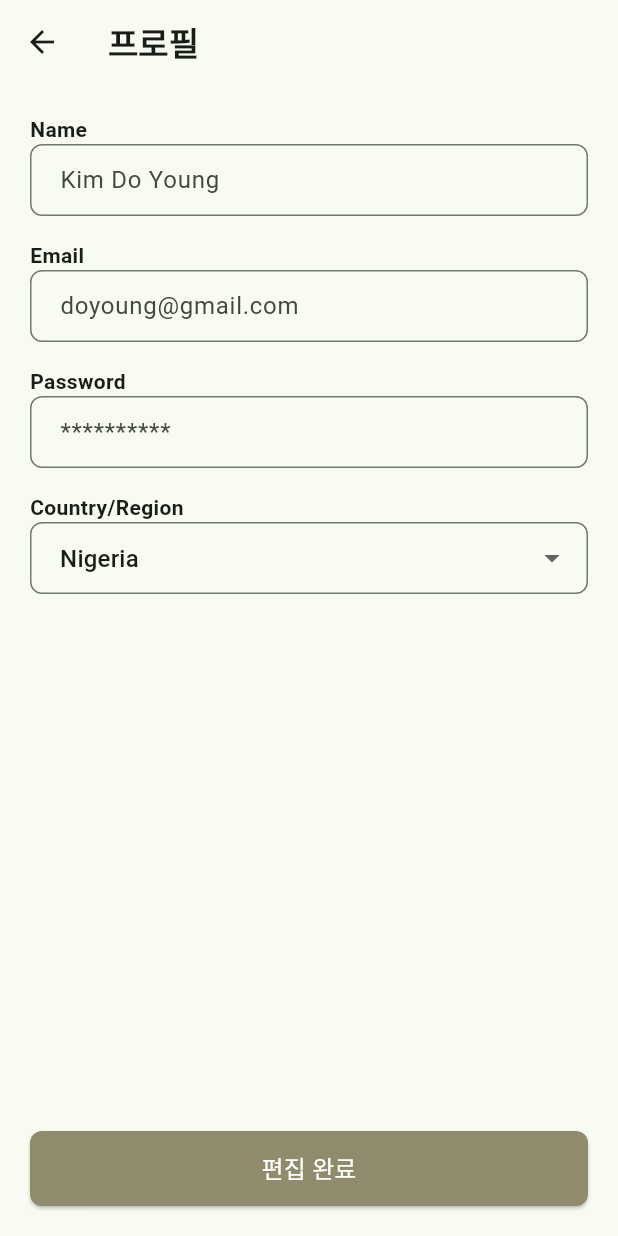
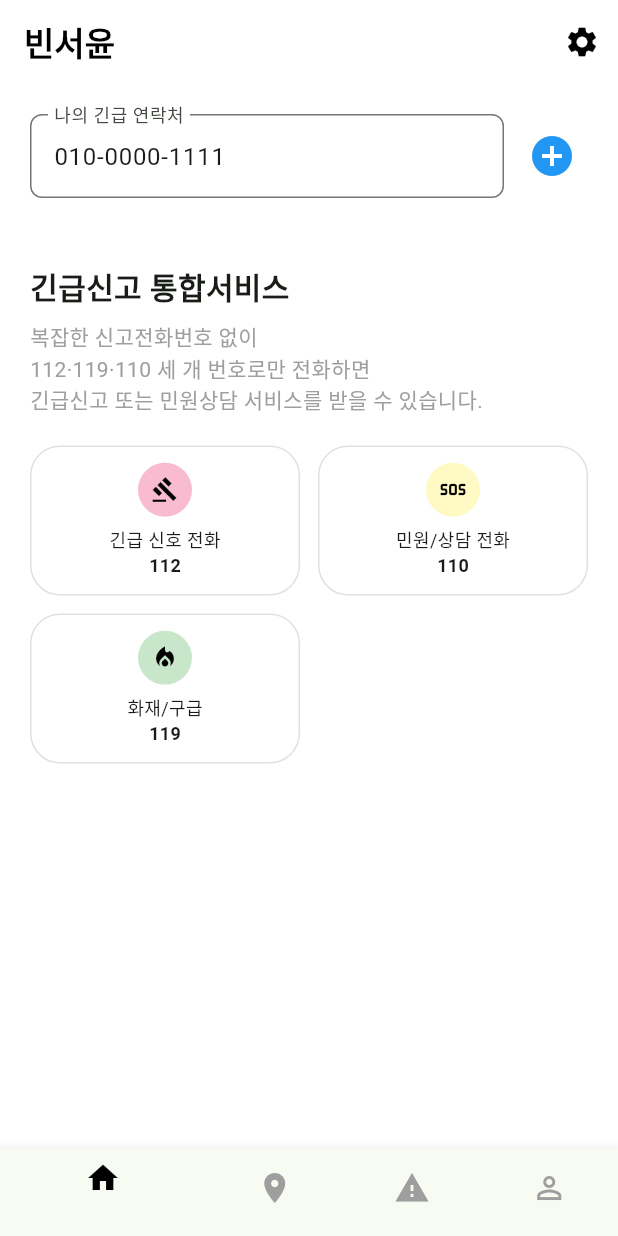
Before and after one commit to binseoyun/ForOurDisaster, a Flutter app: the screen it shows after launch, on a phone screen of 412 x 824 dp. Run offline on Flutter 3.47's test engine with Material 3 defaults, Android fonts, the phone set to English and light mode, and no system bars; our stand-ins replace cloud_firestore, firebase_core; accounts and stored records are empty; Roboto replaces fonts that are missing (Pretendard).

Commit message:
call_screen.dart에서 연락처 추가, 삭제 버튼 추가

```diff
--- a/lib/main.dart
+++ b/lib/main.dart
@@ -7,6 +7,7 @@
 import 'screens/home_screen.dart';
 import 'screens/mypage_screen.dart';
 import 'screens/eiditprofile_screen.dart';
+import 'screens/call_screen.dart';
 
 void main() async {
   WidgetsFlutterBinding.ensureInitialized();
@@ -26,7 +27,7 @@
         fontFamily: 'Pretendard',
         colorScheme: ColorScheme.fromSeed(seedColor: Colors.green),
       ),
-      home: ProfileScreen()
+      home: CallScreen(),
       /*initialRoute: '/editprofile',
      routes: {
         '/': (context) => const SplashScreen(),
--- /dev/null
+++ b/lib/screens/call_screen.dart
@@ -0,0 +1,217 @@
+import 'package:flutter/material.dart';
+import 'package:url_launcher/url_launcher.dart';
+import 'eiditprofile_screen.dart';
+
+class CallScreen extends StatefulWidget {
+  const CallScreen({super.key});
+
+  @override
+  State<CallScreen> createState() => _CallScreenState();
+}
+
+class _CallScreenState extends State<CallScreen> {
+  String myEmergencyNumber = '010-0000-1111';
+  final List<String> addedContacts = [];
+
+  void _call(String number) async {
+    final uri = Uri(scheme: 'tel', path: number);
+    if (await canLaunchUrl(uri)) {
+      await launchUrl(uri);
+    }
+  }
+
+  void _showAddContactDialog() {
+    final controller = TextEditingController();
+    showDialog(
+      context: context,
+      builder: (_) => AlertDialog(
+        title: const Text("긴급 연락처 추가"),
+        content: TextField(
+          controller: controller,
+          keyboardType: TextInputType.phone,
+          decoration: const InputDecoration(hintText: "전화번호 입력"),
+        ),
+        actions: [
+          TextButton(
+            onPressed: () => Navigator.pop(context),
+            child: const Text("취소"),
+          ),
+          ElevatedButton(
+            onPressed: () {
+              if (controller.text.isNotEmpty) {
+                setState(() {
+                  addedContacts.add(controller.text);
+                });
+              }
+              Navigator.pop(context);
+            },
+            child: const Text("추가"),
+          ),
+        ],
+      ),
+    );
+  }
+
+
+
+  Widget buildContactChip(String number, int index) {
+  return GestureDetector(
+    onTap: () => _call(number),
+    child: Container(
+      margin: const EdgeInsets.symmetric(vertical: 4),
+      padding: const EdgeInsets.symmetric(horizontal: 12, vertical: 8),
+      decoration: BoxDecoration(
+        color: Colors.purple.shade50,
+        border: Border.all(color: Colors.grey.shade300),
+        borderRadius: BorderRadius.circular(20),
+      ),
+      child: Row(
+        children: [
+          const CircleAvatar(
+            backgroundColor: Colors.purpleAccent,
+            radius: 12,
+            child: Icon(Icons.phone, size: 14, color: Colors.white),
+          ),
+          const SizedBox(width: 10),
+          Expanded(
+            child: Text(number, style: const TextStyle(fontSize: 14)),
+          ),
+
+          /// 👇 여기! 연락처 삭제 버튼
+          IconButton(
+            icon: const Icon(Icons.close, size: 18, color: Colors.grey),
+            onPressed: () {
+              setState(() {
+                addedContacts.removeAt(index); // 연락처 삭제
+              });
+            },
+          ),
+        ],
+      ),
+    ),
+  );
+}
+
+
+  Widget buildMiniButton(String label, String number, IconData icon, Color color) {
+    return GestureDetector(
+      onTap: () => _call(number),
+      child: Container(
+        decoration: BoxDecoration(
+          border: Border.all(color: Colors.grey.shade300),
+          borderRadius: BorderRadius.circular(20),
+        ),
+        padding: const EdgeInsets.symmetric(horizontal: 12, vertical: 8),
+        child: Column(
+          mainAxisAlignment: MainAxisAlignment.center,
+          children: [
+            CircleAvatar(backgroundColor: color, radius: 18, child: Icon(icon, size: 18, color: Colors.black)),
+            const SizedBox(height: 6),
+            Text(label, style: const TextStyle(fontSize: 12)),
+            Text(number, style: const TextStyle(fontSize: 12, fontWeight: FontWeight.bold)),
+          ],
+        ),
+      ),
+    );
+  }
+
+  @override
+  Widget build(BuildContext context) {
+    return Scaffold(
+      backgroundColor: Colors.white,
+      appBar: AppBar(
+        titleSpacing: 16,
+        title: const Text('빈서윤', style: TextStyle(color: Colors.black, fontWeight: FontWeight.bold)),
+        actions: [
+          IconButton(
+            icon: const Icon(Icons.settings, color: Colors.black),
+            onPressed: () {
+              Navigator.push(context, MaterialPageRoute(builder: (_) => const ProfileScreen()));
+            },
+          ),
+        ],
+        backgroundColor: Colors.white,
+        elevation: 0,
+      ),
+      body: Padding(
+        padding: const EdgeInsets.all(20),
+        child: ListView(
+          children: [
+            Row(
+              children: [
+                Expanded(
+                  child: TextField(
+                    controller: TextEditingController(text: myEmergencyNumber),
+                    readOnly: true,
+                    decoration: InputDecoration(
+                      labelText: '나의 긴급 연락처',
+                      border: OutlineInputBorder(borderRadius: BorderRadius.circular(8)),
+                    ),
+                  ),
+                ),
+                const SizedBox(width: 8),
+                IconButton(
+                  onPressed: _showAddContactDialog,
+                  icon: const Icon(Icons.add_circle, color: Colors.blue, size: 32),
+                ),
+              ],
+            ),
+            const SizedBox(height: 12),
+
+
+
+             // 🔽 추가된 긴급 연락처 표시
+            if (addedContacts.isNotEmpty) ...[
+              const SizedBox(height: 4),
+              ...addedContacts.asMap().entries.map(
+                (entry) => buildContactChip(entry.value, entry.key),
+              ),
+            ],
+
+
+
+            const SizedBox(height: 32), //충분한 간격 추가
+
+            // 🔽 통합 안내문
+            const Text(
+              '긴급신고 통합서비스',
+              style: TextStyle(fontSize: 20, fontWeight: FontWeight.bold),
+            ),
+            const SizedBox(height: 8),
+            const Text(
+              '복잡한 신고전화번호 없이\n112·119·110 세 개 번호로만 전화하면\n긴급신고 또는 민원상담 서비스를 받을 수 있습니다.',
+              style: TextStyle(fontSize: 14, color: Colors.grey),
+            ),
+            const SizedBox(height: 20),
+
+            // 🔽 2x2 버튼
+            GridView.count(
+              crossAxisCount: 2,
+              shrinkWrap: true,
+              physics: const NeverScrollableScrollPhysics(),
+              crossAxisSpacing: 12,
+              mainAxisSpacing: 12,
+              childAspectRatio: 1.8,
+              children: [
+                buildMiniButton('긴급 신호 전화', '112', Icons.gavel, Colors.pink.shade100),
+                buildMiniButton('민원/상담 전화', '110', Icons.sos, Colors.yellow.shade100),
+                buildMiniButton('화재/구급', '119', Icons.local_fire_department, Colors.green.shade100),
+
+              ],
+            ),
+          ],
+        ),
+      ),
+      bottomNavigationBar: BottomNavigationBar(
+        selectedItemColor: Colors.black,
+        unselectedItemColor: Colors.grey,
+        items: const [
+          BottomNavigationBarItem(icon: Icon(Icons.home), label: ''),
+          BottomNavigationBarItem(icon: Icon(Icons.location_on), label: ''),
+          BottomNavigationBarItem(icon: Icon(Icons.warning), label: ''),
+          BottomNavigationBarItem(icon: Icon(Icons.person_outline), label: ''),
+        ],
+      ),
+    );
+  }
+}
--- a/pubspec.yaml
+++ b/pubspec.yaml
@@ -40,7 +40,7 @@ dependencies:
   # The following adds the Cupertino Icons font to your application.
   # Use with the CupertinoIcons class for iOS style icons.
   cupertino_icons: ^1.0.8
-  url_launcher: ^6.2.5
+  url_launcher: ^6.2.6
 
 dev_dependencies:
   flutter_test:
```
